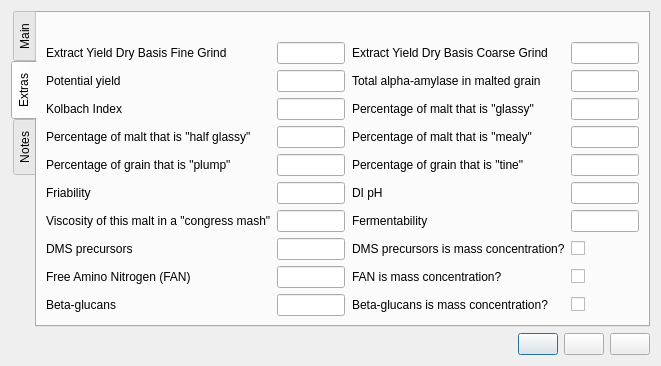
Old version of the form ui/fermentableEditor.ui in the repository Brewken/brewken.
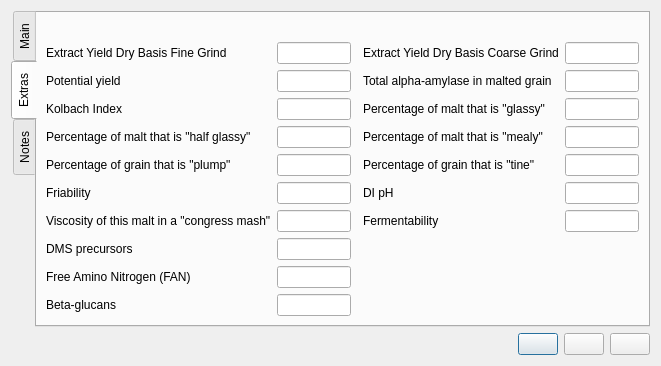
New version of the form. The open tabs and pages were chosen to show the change. Icons and pictures are not drawn. Custom widgets are drawn as their Qt base class.

Diff of the .ui file:
```diff
--- a/ui/fermentableEditor.ui
+++ b/ui/fermentableEditor.ui
@@ -866,23 +866,6 @@
          </property>
         </widget>
        </item>
-       <item row="8" column="3">
-        <widget class="QLabel" name="label_dmsPIsMassPerVolume">
-         <property name="text">
-          <string>DMS precursors is mass concentration?</string>
-         </property>
-         <property name="buddy">
-          <cstring>checkBox_dmsPIsMassPerVolume</cstring>
-         </property>
-        </widget>
-       </item>
-       <item row="8" column="4">
-        <widget class="SmartCheckBox" name="checkBox_dmsPIsMassPerVolume">
-         <property name="toolTip">
-          <string>DMS precursors is mass concentration?</string>
-         </property>
-        </widget>
-       </item>
        <item row="9" column="0">
         <widget class="SmartLabel" name="label_fan">
          <property name="text">
@@ -900,23 +883,6 @@
          </property>
         </widget>
        </item>
-       <item row="9" column="3">
-        <widget class="QLabel" name="label_fanIsMassPerVolume">
-         <property name="text">
-          <string>FAN is mass concentration?</string>
-         </property>
-         <property name="buddy">
-          <cstring>checkBox_fanIsMassPerVolume</cstring>
-         </property>
-        </widget>
-       </item>
-       <item row="9" column="4">
-        <widget class="SmartCheckBox" name="checkBox_fanIsMassPerVolume">
-         <property name="toolTip">
-          <string>Free Amino Nitrogen is mass concentration?</string>
-         </property>
-        </widget>
-       </item>
        <item row="10" column="0">
         <widget class="SmartLabel" name="label_betaGlucan">
          <property name="text">
@@ -934,23 +900,6 @@
          </property>
         </widget>
        </item>
-       <item row="10" column="3">
-        <widget class="QLabel" name="label_betaGlucanIsMassPerVolume">
-         <property name="text">
-          <string>Beta-glucans is mass concentration?</string>
-         </property>
-         <property name="buddy">
-          <cstring>checkBox_betaGlucanIsMassPerVolume</cstring>
-         </property>
-        </widget>
-       </item>
-       <item row="10" column="4">
-        <widget class="SmartCheckBox" name="checkBox_betaGlucanIsMassPerVolume">
-         <property name="toolTip">
-          <string>Beta-glucans is mass concentration?</string>
-         </property>
-        </widget>
-       </item>
        <item row="11" column="1">
         <spacer name="verticalSpacer_2">
          <property name="orientation">
```
